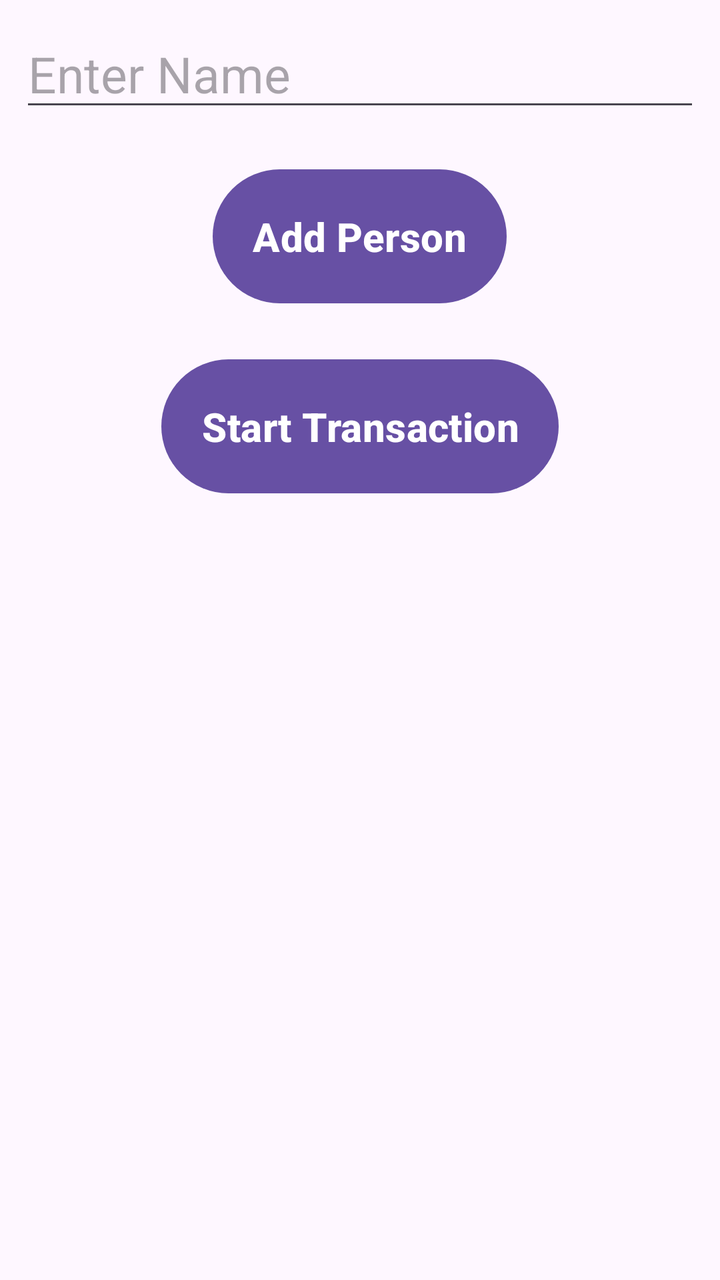
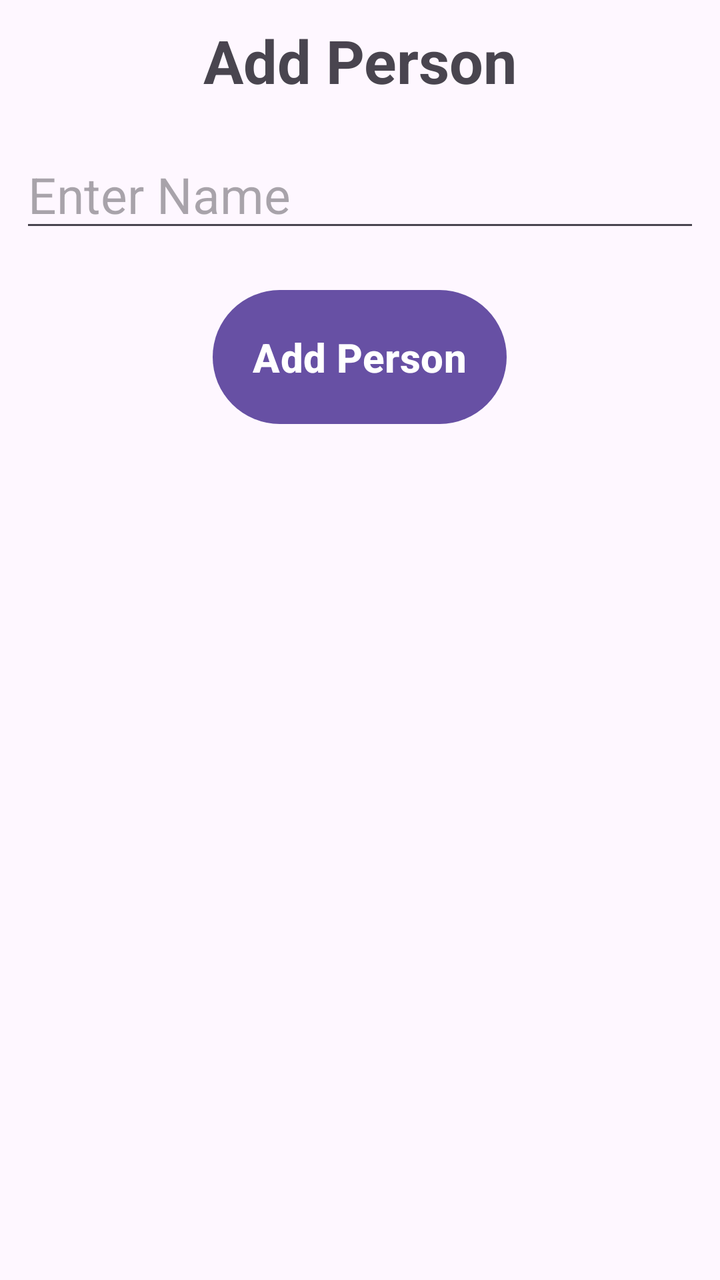

The first picture is an Android layout as it rendered before a commit; the second is the same layout after the commit. The layout source and the unified diff follow.
<!-- AndroidManifest.xml: application theme Theme.SplitYourBill -->
<!-- res/layout/activity_create_group_add_name.xml -->
<?xml version="1.0" encoding="utf-8"?>
<LinearLayout xmlns:android="http://schemas.android.com/apk/res/android"
    xmlns:app="http://schemas.android.com/apk/res-auto"
    xmlns:tools="http://schemas.android.com/tools"
    android:layout_width="match_parent"
    android:layout_height="match_parent"
    android:orientation="vertical"
    android:gravity="center_horizontal"
    android:padding="10dp"
    tools:context=".createGroupAddName">

    <EditText
        android:id="@+id/addName"
        android:layout_width="match_parent"
        android:layout_height="wrap_content"
        android:textSize="25sp"
        android:inputType="textCapWords"
        android:digits="abcdefghijklmnopqrstuvwxyz ABCDEFGHIJKLMNOPQRSTUVWXYZ"
        android:layout_marginBottom="20dp"
        android:hint="Enter Name"/>

    <Button
        android:id="@+id/addNameButton"
        android:layout_width="wrap_content"
        android:layout_height="wrap_content"
        android:text="Add Person"
        android:padding="20dp"
        android:textStyle="bold"
        android:layout_marginBottom="20dp"
        android:textSize="20sp"
        />



    <ListView
        android:id="@+id/listViewAddLayout"
        android:layout_width="match_parent"
        android:layout_height="wrap_content"/>

    <Button
        android:id="@+id/startTrans"
        android:layout_width="wrap_content"
        android:layout_height="wrap_content"
        android:text="Start Transaction"
        android:padding="20dp"
        android:textStyle="bold"
        android:layout_marginBottom="20dp"
        android:textSize="20sp"
        />

</LinearLayout>
<!-- resources referenced by this layout -->
<resources>
  <style name="Theme.SplitYourBill" parent="Base.Theme.SplitYourBill" />
  <style name="Base.Theme.SplitYourBill" parent="Theme.Material3.DayNight.NoActionBar">
          
          
      </style>
</resources>

<!-- the commit's change to res/layout/activity_create_group_add_name.xml (unified diff, before → after) -->
@@ -1,51 +1,59 @@
 <?xml version="1.0" encoding="utf-8"?>
 <LinearLayout xmlns:android="http://schemas.android.com/apk/res/android"
-    xmlns:app="http://schemas.android.com/apk/res-auto"
     xmlns:tools="http://schemas.android.com/tools"
     android:layout_width="match_parent"
     android:layout_height="match_parent"
+    android:gravity="center_horizontal"
     android:orientation="vertical"
-    android:gravity="center_horizontal"
     android:padding="10dp"
     tools:context=".createGroupAddName">
+
+    <TextView
+        android:id="@+id/addNameTitle"
+        android:layout_width="match_parent"
+        android:layout_height="wrap_content"
+        android:layout_marginBottom="20dp"
+        android:gravity="center_horizontal"
+        android:text="@string/add_person"
+        android:textSize="30sp"
+        android:textStyle="bold" />
 
     <EditText
         android:id="@+id/addName"
         android:layout_width="match_parent"
         android:layout_height="wrap_content"
+        android:layout_marginBottom="20dp"
+        android:digits="abcdefghijklmnopqrstuvwxyz ABCDEFGHIJKLMNOPQRSTUVWXYZ"
+        android:hint="@string/enter_name"
+        android:inputType="textCapWords"
         android:textSize="25sp"
-        android:inputType="textCapWords"
-        android:digits="abcdefghijklmnopqrstuvwxyz ABCDEFGHIJKLMNOPQRSTUVWXYZ"
-        android:layout_marginBottom="20dp"
-        android:hint="Enter Name"/>
+        android:importantForAutofill="no" />
 
     <Button
         android:id="@+id/addNameButton"
         android:layout_width="wrap_content"
         android:layout_height="wrap_content"
-        android:text="Add Person"
+        android:layout_marginBottom="20dp"
         android:padding="20dp"
-        android:textStyle="bold"
-        android:layout_marginBottom="20dp"
+        android:text="@string/add_person"
         android:textSize="20sp"
-        />
-
+        android:textStyle="bold" />
 
 
     <ListView
         android:id="@+id/listViewAddLayout"
         android:layout_width="match_parent"
-        android:layout_height="wrap_content"/>
+        android:layout_height="wrap_content" />
 
     <Button
         android:id="@+id/startTrans"
         android:layout_width="wrap_content"
         android:layout_height="wrap_content"
-        android:text="Start Transaction"
+        android:layout_marginBottom="20dp"
         android:padding="20dp"
-        android:textStyle="bold"
-        android:layout_marginBottom="20dp"
+        android:visibility="gone"
+        android:text="@string/start_transaction"
         android:textSize="20sp"
-        />
+        android:textStyle="bold" />
 
 </LinearLayout>
<!-- resource entries referenced after the edit -->
@@ -1,5 +1,8 @@
 <!-- resources referenced by this layout -->
 <resources>
+  <string name="add_person">Add Person</string>
+  <string name="enter_name">Enter Name</string>
+  <string name="start_transaction">Start Transaction</string>
   <style name="Theme.SplitYourBill" parent="Base.Theme.SplitYourBill" />
   <style name="Base.Theme.SplitYourBill" parent="Theme.Material3.DayNight.NoActionBar">
           
